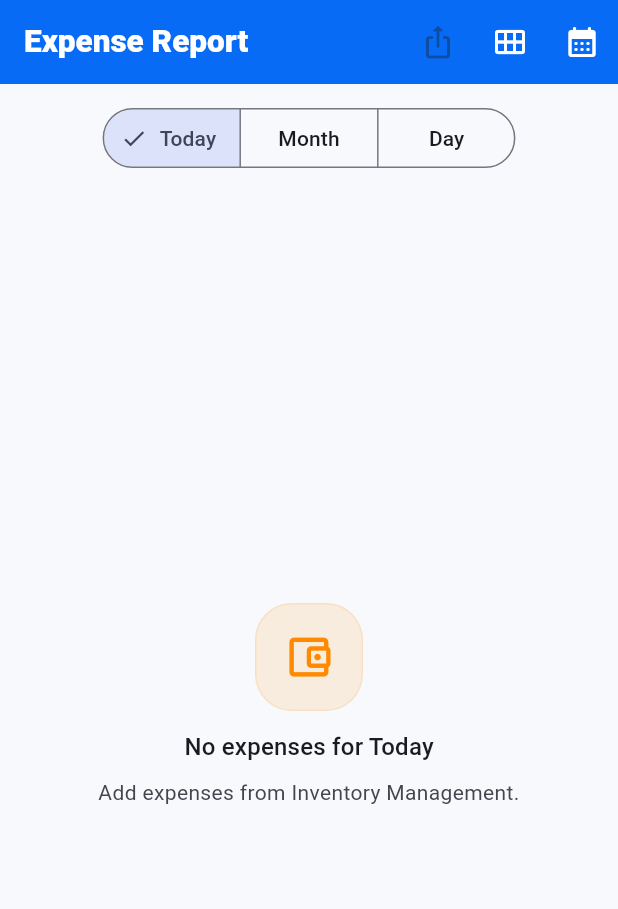
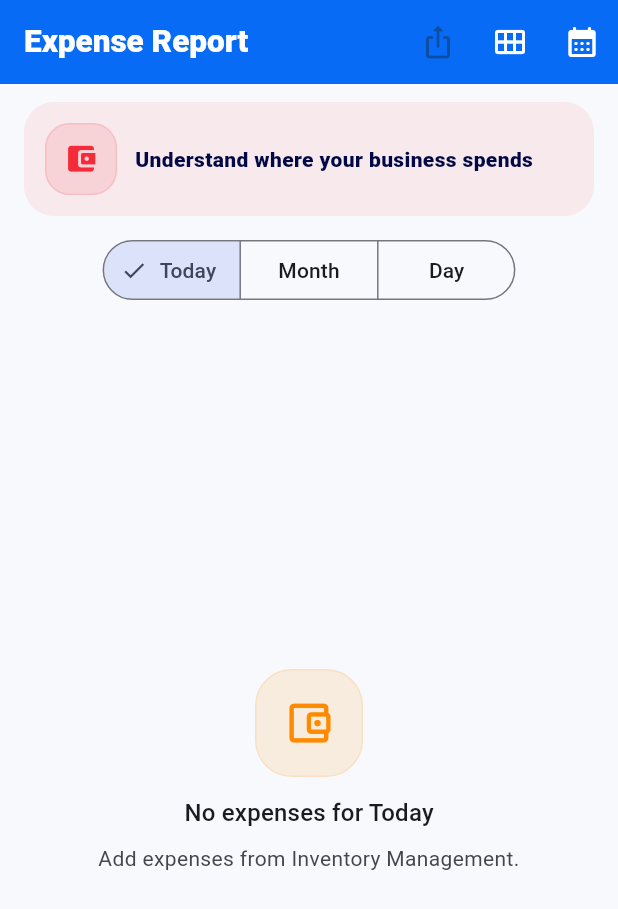
Before and after one commit to Prasad2017/posbillingwala-flutter, a Flutter app: the ExpenseReportPage screen opened by its route, on a phone screen of 412 x 824 dp. Shown: the top 909 px of the screen. Run offline on Flutter 3.47's test engine with Material 3 defaults, Android fonts, the phone set to English and light mode, and no system bars; our stand-ins replace connectivity_plus, device_info_plus, dio, drift, drift_flutter, firebase_core and 10 more; missing offline and left inert: asn1lib, gal, mobile_scanner, pointycastle, print_bluetooth_thermal, unified_esc_pos_printer; accounts and stored records are empty; generated files the repository leaves out were written again.

Commit message:
feat(ui): continue final reports settings support and masters redesign

```diff
--- a/lib/features/reports/presentation/expense_report_page.dart
+++ b/lib/features/reports/presentation/expense_report_page.dart
@@ -79,6 +79,7 @@ class ExpenseReportPage extends ConsumerWidget {
       ),
       body: Column(
         children: [
+          Padding(padding: const EdgeInsets.fromLTRB(16, 12, 16, 0), child: Container(padding: const EdgeInsets.all(14), decoration: BoxDecoration(color: AppColors.red.withValues(alpha: .08), borderRadius: BorderRadius.circular(20)), child: const Row(children: [AppModuleIcon(icon: Icons.account_balance_wallet_rounded, color: AppColors.red, size: 48), SizedBox(width: 12), Expanded(child: Text('Understand where your business spends', style: TextStyle(fontWeight: FontWeight.w900, color: AppColors.navy)))]))),
           Padding(
             padding: const EdgeInsets.fromLTRB(16, 12, 16, 0),
             child: SegmentedButton<ReportPeriodKind>(
```
